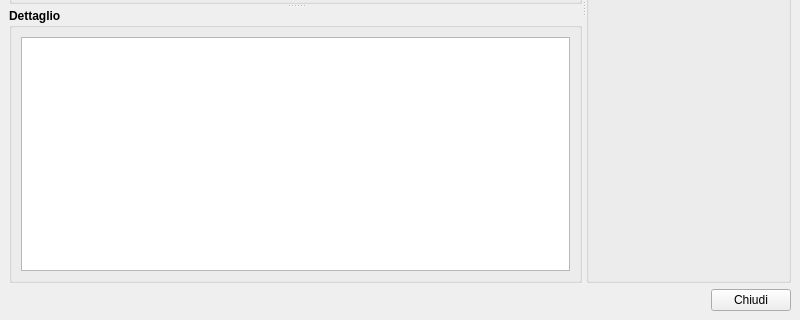
kvsd/Gestionale, file moduleDocumenti/documentiwindow.ui: the form before one commit; both pictures show x 0 to 800 and y 280 to 600 of the 800 by 600 pixel window.
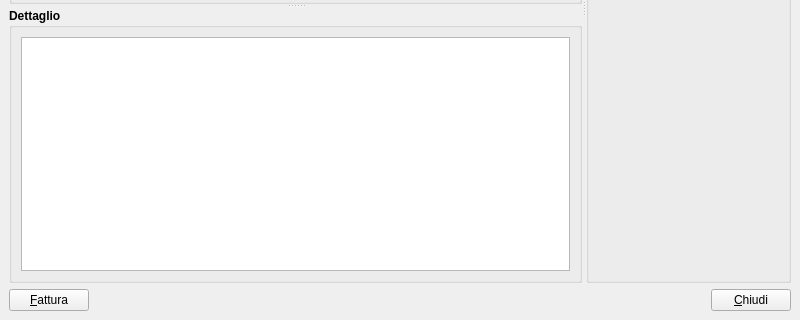
The form after the commit.

```diff
--- a/moduleDocumenti/documentiwindow.ui
+++ b/moduleDocumenti/documentiwindow.ui
@@ -116,6 +116,13 @@
     </item>
     <item>
      <layout class="QHBoxLayout" name="horizontalLayout">
+      <item>
+       <widget class="QPushButton" name="fatturaButton">
+        <property name="text">
+         <string>&amp;Fattura</string>
+        </property>
+       </widget>
+      </item>
       <item>
        <spacer name="horizontalSpacer">
         <property name="orientation">
@@ -132,7 +139,7 @@
       <item>
        <widget class="QPushButton" name="closeButton">
         <property name="text">
-         <string>Chiudi</string>
+         <string>&amp;Chiudi</string>
         </property>
        </widget>
       </item>
```
Left out of the diff: 19 changed lines with no effect on the pictures.
